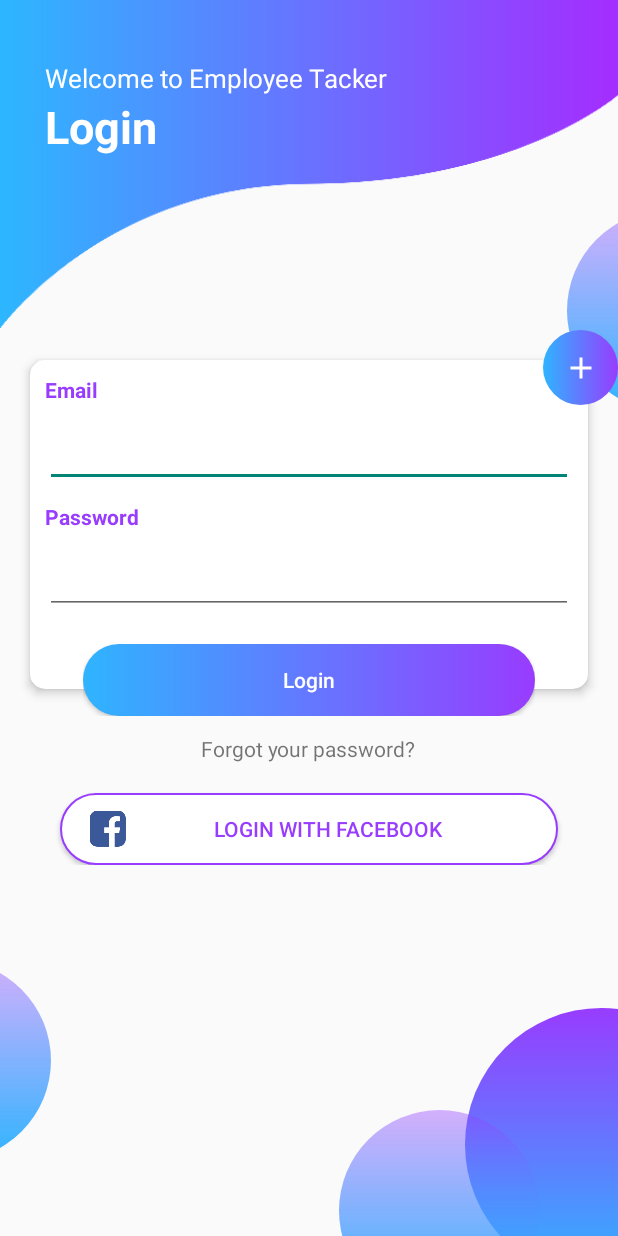
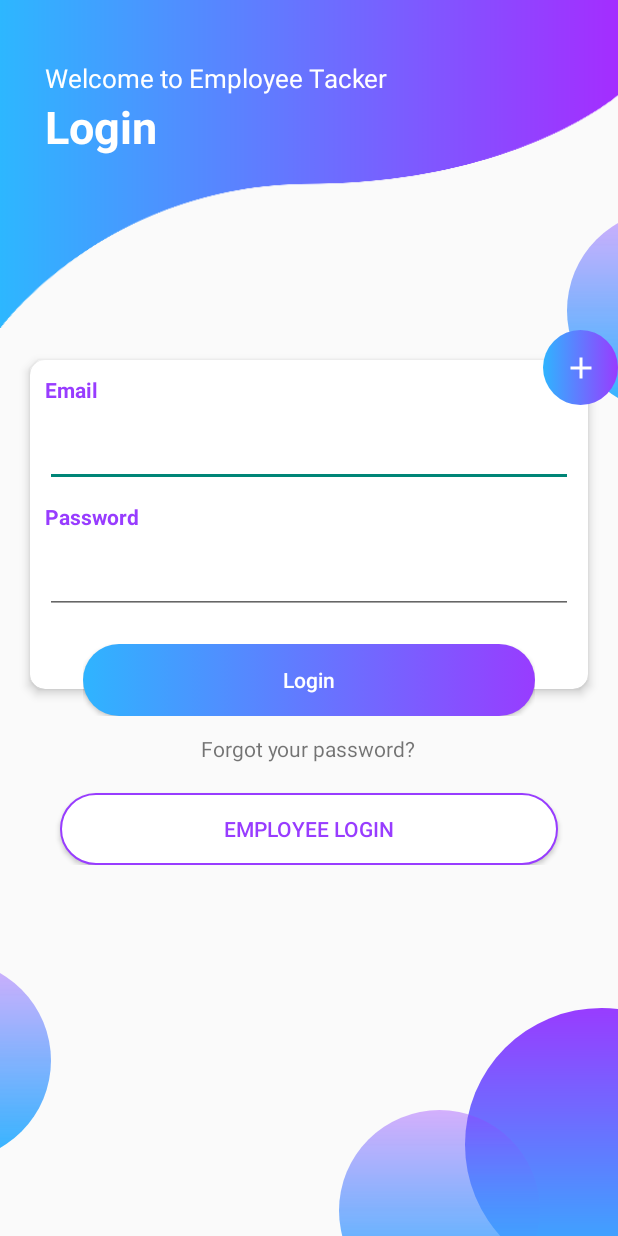
Before and after one commit to AshrafulalamRasel/Employee-tracker, an Android app: the screen it shows after launch (MainActivity), on a phone screen of 412 x 824 dp. Run offline under Robolectric (Android 15) with nearby library versions, the phone set to English and light mode, and no system bars; our stand-ins replace Firebase (no records; nobody signed in at launch, a user with empty details on screens opened directly), Volley.

Commit message:
okay work

```diff
--- a/app/build.gradle
+++ b/app/build.gradle
@@ -47,4 +47,5 @@ dependencies {
 
 
 
+
 apply plugin: 'com.google.gms.google-services'
--- a/app/src/main/AndroidManifest.xml
+++ b/app/src/main/AndroidManifest.xml
@@ -75,7 +75,8 @@
         <activity
             android:name=".MapsActivity"
             android:label="@string/title_activity_maps" />
-        <activity android:name=".CallLogs.CallLogs"></activity>
+        <activity android:name=".CallLogs.CallLogs" />
+        <activity android:name=".LoginEmployee"></activity>
     </application>
 
 </manifest>
--- a/app/src/main/java/com/chumbokit/doctor/project_final_years/MainActivity.java
+++ b/app/src/main/java/com/chumbokit/doctor/project_final_years/MainActivity.java
@@ -36,7 +36,7 @@ public class MainActivity extends AppCompatActivity implements View.OnClickListe
     private EditText Email;
     private EditText password;
     private RequestQueue requestQueue;
-    private Button LogInButton, RegisterButton;
+    private Button LogInButton, RegisterButton,employeeLogin;
     private FirebaseAuth mAuth;
     private FirebaseAuth.AuthStateListener mAuthListner;
     private FirebaseUser mUser;
@@ -53,6 +53,7 @@ public class MainActivity extends AppCompatActivity implements View.OnClickListe
         requestQueue = Volley.newRequestQueue(this);
         btRegister.setOnClickListener(this);
         LogInButton = findViewById(R.id.Login);
+        employeeLogin=findViewById(R.id.employeeLogin);
 
         dialog = new ProgressDialog(this);
         mAuth = FirebaseAuth.getInstance();
@@ -77,6 +78,13 @@ public class MainActivity extends AppCompatActivity implements View.OnClickListe
                 userSign();
 
 
+            }
+        });
+        employeeLogin.setOnClickListener(new View.OnClickListener() {
+            @Override
+            public void onClick(View view) {
+                Intent intent = new Intent(MainActivity.this, LoginEmployee.class);
+                startActivity(intent);
             }
         });
     }
--- a/app/src/main/res/layout/activity_main.xml
+++ b/app/src/main/res/layout/activity_main.xml
@@ -187,6 +187,7 @@
                 android:textSize="14sp" />
 
             <Button
+                android:id="@+id/employeeLogin"
                 android:layout_width="match_parent"
                 android:layout_height="wrap_content"
                 android:layout_alignLeft="@+id/cv"
@@ -196,10 +197,9 @@
                 android:layout_marginRight="20dp"
                 android:layout_marginTop="20dp"
                 android:background="@drawable/bt_uifb"
-                android:drawableLeft="@drawable/logofacebook"
                 android:paddingLeft="20dp"
                 android:paddingRight="20dp"
-                android:text="LOGIN WITH FACEBOOK"
+                android:text="Employee Login"
                 android:textColor="@color/colorPurple" />
         </RelativeLayout>
     </ScrollView>
--- a/app/src/main/res/layout/content_employees.xml
+++ b/app/src/main/res/layout/content_employees.xml
@@ -13,4 +13,5 @@
         android:layout_width="match_parent"
         android:layout_height="wrap_content"
         android:layout_marginBottom="50dp"></ListView>
+
 </LinearLayout>
```
Also changed, not shown: app/src/main/java/com/chumbokit/doctor/project_final_years/LoginEmployee.java (added, +13 -0 lines), app/src/main/res/layout/activity_login_employee.xml (added, +9 -0 lines).
